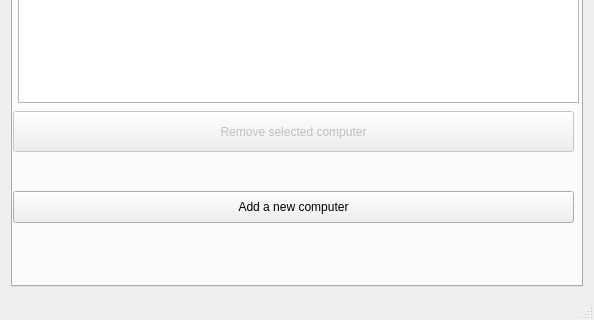
This is vika3/week3/mainwindow.ui in axelboga/hopur32 as Qt 5 draws it before an edit; both pictures show x 0 to 594 and y 313 to 633 of the 594 by 633 pixel window. The edited form follows.
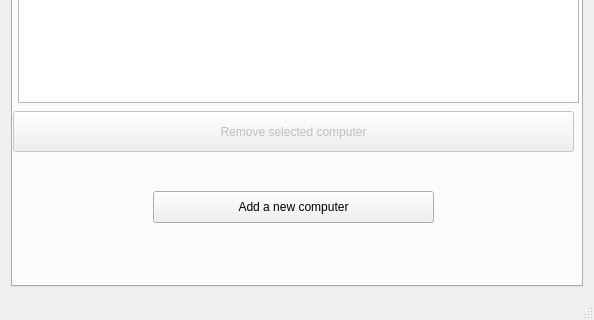
This is the edited form.

```diff
--- a/vika3/week3/mainwindow.ui
+++ b/vika3/week3/mainwindow.ui
@@ -43,9 +43,9 @@
        <widget class="QPushButton" name="button_add_computer">
         <property name="geometry">
          <rect>
-          <x>0</x>
+          <x>140</x>
           <y>450</y>
-          <width>561</width>
+          <width>281</width>
           <height>32</height>
          </rect>
         </property>
```
